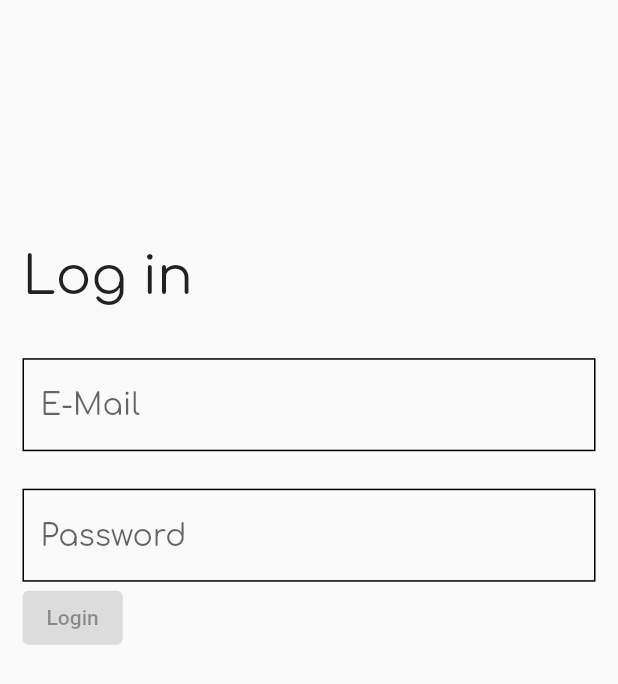
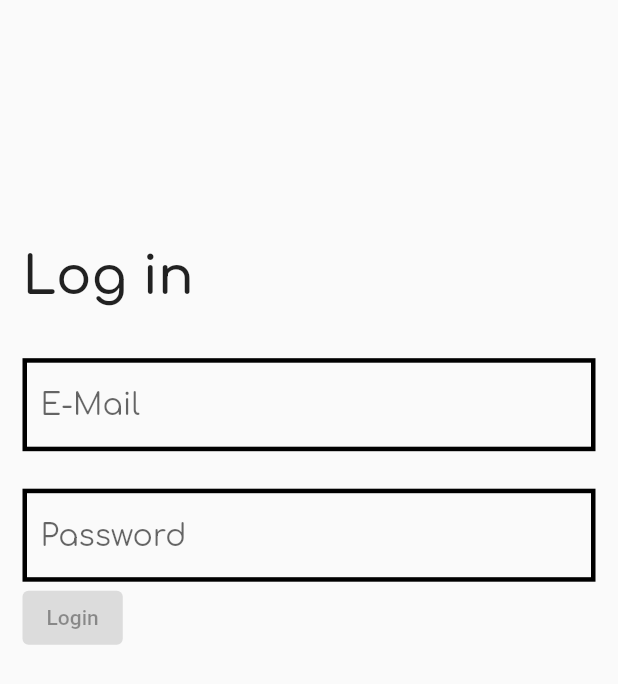
Before and after one commit to CPMoviePHil/wanin_interview_login, a Flutter app: the screen it shows after launch, on a phone screen of 412 x 824 dp. Shown: the top 684 px of the screen. Run offline on Flutter 3.47's test engine with Material 2 defaults, Android fonts, the phone set to English and light mode, and no system bars; our stand-ins replace bloc, equatable, flutter_bloc, formz, google_fonts, logger; accounts and stored records are empty.

Commit message:
微調登入頁面-2

```diff
--- a/lib/blocs/login/login_bloc.dart
+++ b/lib/blocs/login/login_bloc.dart
@@ -1,5 +1,3 @@
-import 'dart:async';
-
 import 'package:bloc/bloc.dart';
 import 'package:equatable/equatable.dart';
 import 'package:formz/formz.dart';
--- a/lib/templates/login_form.dart
+++ b/lib/templates/login_form.dart
@@ -33,6 +33,7 @@ class LoginForm extends StatelessWidget {
             WidgetsHelper.appText(
               text: S.of(context).loginPageTitle,
               size: WidgetSize.extremeLarge,
+              fontWeight: FontWeight.w600,
             ),
             const SizedBox(height: 35,),
             _Email(),
--- a/lib/utils/widgets_helper.dart
+++ b/lib/utils/widgets_helper.dart
@@ -56,6 +56,7 @@ class WidgetsHelper {
     WidgetSize? size,
     TextStyle? style,
     Color? fontColor,
+    FontWeight? fontWeight,
     TextAlign? align,
     double? lineSpacing,
     double? letterSpacing,
@@ -67,6 +68,7 @@ class WidgetsHelper {
       style: style ?? appTextStyle(
         size: size,
         fontColor: fontColor,
+        fontWeight: fontWeight,
         align: align,
         lineSpacing: lineSpacing,
         letterSpacing: letterSpacing,
@@ -106,9 +108,11 @@ class WidgetsHelper {
     double? lineSpacing,
     double? letterSpacing,
     TextDecoration? decoration,
+    FontWeight? fontWeight,
   }) {
     double fontSize = _size(size: size);
     return GoogleFonts.comfortaa(
+      fontWeight: fontWeight,
       textStyle: TextStyle(
         color: fontColor,
         fontSize: fontSize,
@@ -128,15 +132,17 @@ class WidgetsHelper {
     WidgetSize? size,
     int? maxLines,
     Color? fontColor,
+    FontWeight? fontWeight,
     String? errorMessage,
     String? hintMessage,
   }) {
-    fontColor ??= Theme.of(context).highlightColor;
+    fontColor ??= Colors.black;
     maxLines ??= 1;
     return TextFormField(
       style: appTextStyle(
         size: size,
         fontColor: fontColor,
+        fontWeight: fontWeight,
       ),
       controller: controller,
       onChanged: onChange,
@@ -179,16 +185,19 @@ class WidgetsHelper {
     return InputDecoration(
       hintText: hintMessage,
       errorText: errorMessage,
-      enabledBorder: _inputBorder(),
-      focusedBorder: _inputBorder(),
+      enabledBorder: _inputBorder(color: Colors.black,),
+      focusedBorder: _inputBorder(color: Colors.black,),
+      border: _inputBorder(color: Colors.black,),
+      errorBorder: _inputBorder(color: Colors.red,),
     );
   }
 
-  static InputBorder _inputBorder() {
+  static InputBorder _inputBorder({required Color color,}) {
     return OutlineInputBorder(
       borderRadius: BorderRadius.circular(0),
-      borderSide: const BorderSide(
-        color: Colors.black,
+      borderSide: BorderSide(
+        color: color,
+        width: 3,
       ),
     );
   }
```
